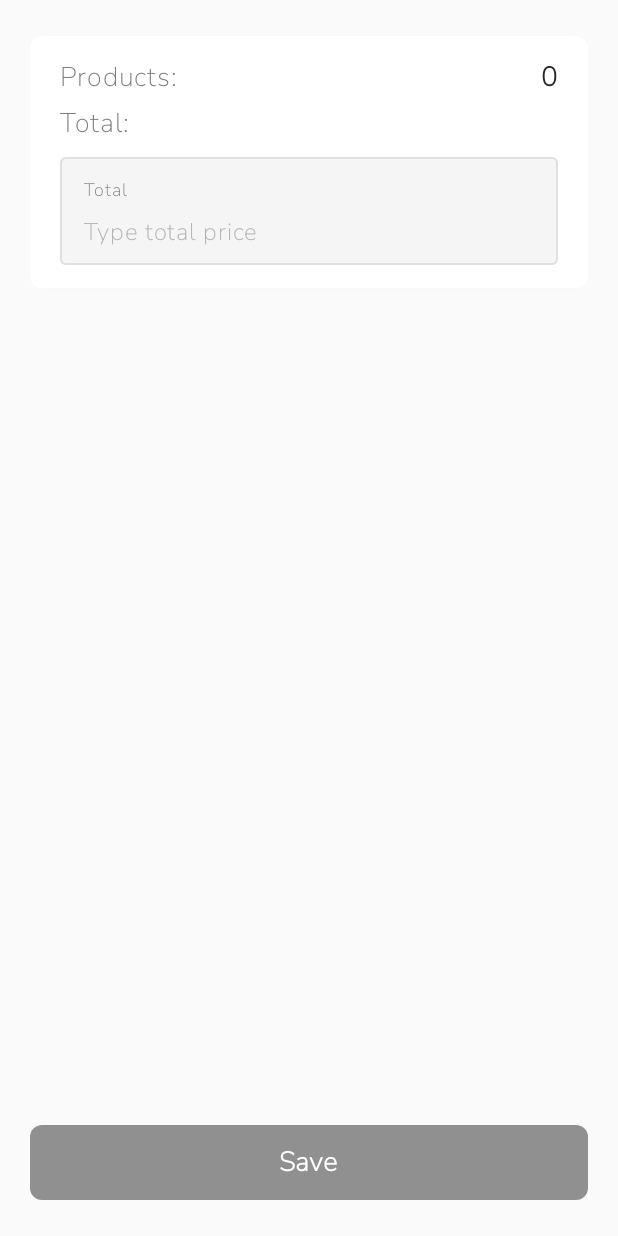
After one commit to MuravKate/MDK0103, an Android app built with Jetpack Compose: the composable EditCartScreen called with empty values, on a phone screen of 412 x 824 dp. The commit adds this screen. Run offline under Robolectric (Android 15) with nearby library versions, the phone set to English and light mode, and no system bars; Roboto replaces fonts that are not available here.

Commit message:
22пр закончена

```diff
--- a/app/src/main/java/com/example/pr01/ViewModel/CartViewModel.kt
+++ b/app/src/main/java/com/example/pr01/ViewModel/CartViewModel.kt
@@ -1,10 +1,14 @@
 package com.example.pr01.ViewModel
 
 import android.util.Log
+import androidx.compose.runtime.getValue
 import androidx.compose.runtime.mutableStateListOf
+import androidx.compose.runtime.mutableStateOf
+import androidx.compose.runtime.setValue
 import androidx.lifecycle.ViewModel
 import androidx.lifecycle.viewModelScope
 import com.example.pr01.data.Carts
+import com.example.pr01.data.UpdateCartRequest
 import com.example.pr01.service.RetrofitClient
 import com.example.pr01.service.TokenManager
 import kotlinx.coroutines.launch
@@ -14,6 +18,12 @@ class CartViewModel(val tokenManager: TokenManager) : ViewModel() {
     private val _cartsList = mutableStateListOf<Carts>()
     val cartsList = _cartsList
 
+    var selectedCart by mutableStateOf<Carts?>(null)
+        private set
+
+    var isUpdateSuccess by mutableStateOf(false)
+        private set
+
     fun getCarts() {
         viewModelScope.launch {
             try {
@@ -22,21 +32,49 @@ class CartViewModel(val tokenManager: TokenManager) : ViewModel() {
                     val cartResponse = RetrofitClient.cartServiceAuth.getCartsAuth(it)
                     cartsList.clear()
                     cartsList.addAll(cartResponse.items)
-
-                    for (item in cartResponse.items) {
-                        Log.d(
-                            "CartViewModel",
-                            "id: ${item.id}" +
-                                    "\nproducts: ${item.totalProducts}" +
-                                    "\ntotal: ${item.total}" +
-                                    "\ncreated: ${item.created}" +
-                                    "\nupdated: ${item.updated}"
-                        )
-                    }
                 }
             } catch (e: Exception) {
-                Log.e("CartViewModel", e.message.toString())
+                Log.e("CartViewModel", "getCarts error: ${e.message}")
             }
         }
     }
+
+    fun getCartById(id: String) {
+        isUpdateSuccess = false
+        selectedCart = null
+        viewModelScope.launch {
+            try {
+                val token = tokenManager.tokenFlow()
+                token?.let {
+                    selectedCart = RetrofitClient.cartServiceAuth.getCartById(it, id)
+                }
+            } catch (e: Exception) {
+                Log.e("CartViewModel", "getCartById error: ${e.message}")
+            }
+        }
+    }
+
+    fun updateCart(id: String, newTotal: Double) {
+        viewModelScope.launch {
+            try {
+                val token = tokenManager.tokenFlow()
+                token?.let {
+                    RetrofitClient.cartServiceAuth.updateCart(
+                        token = it,
+                        id = id,
+                        request = UpdateCartRequest(total = newTotal)
+                    )
+                    // Обновляем список и сигнализируем об успешном сохранении
+                    getCarts()
+                    isUpdateSuccess = true
+                }
+            } catch (e: Exception) {
+                Log.e("CartViewModel", "updateCart error: ${e.message}")
+            }
+        }
+    }
+
+    fun resetUpdateState() {
+        isUpdateSuccess = false
+    }
 }
--- /dev/null
+++ b/app/src/main/java/com/example/pr01/data/UpdateCartRequest.kt
@@ -0,0 +1,5 @@
+package com.example.pr01.data
+
+data class UpdateCartRequest(
+    val total: Double
+)
--- a/app/src/main/java/com/example/pr01/ui/theme/screens/CartsScreen.kt
+++ b/app/src/main/java/com/example/pr01/ui/theme/screens/CartsScreen.kt
@@ -16,6 +16,7 @@ import com.example.pr01.components.CartCard
 @Composable
 fun CartsScreen(
     cartViewModel: CartViewModel,
+    onCartClick: (String) -> Unit,
     modifier: Modifier = Modifier
 ) {
     val carts = cartViewModel.cartsList
@@ -28,7 +29,10 @@ fun CartsScreen(
         verticalArrangement = Arrangement.spacedBy(16.dp)
     ) {
         items(carts) { cart ->
-            CartCard(cart = cart)
+            CartCard(
+                cart = cart,
+                onClick = { cart.id?.let { onCartClick(it) } }
+            )
         }
     }
 }
--- /dev/null
+++ b/app/src/main/java/com/example/pr01/ui/theme/screens/EditCartScreen.kt
@@ -0,0 +1,175 @@
+package com.example.pr01.screens
+
+import androidx.compose.foundation.background
+import androidx.compose.foundation.border
+import androidx.compose.foundation.layout.*
+import androidx.compose.foundation.shape.RoundedCornerShape
+import androidx.compose.foundation.text.BasicTextField
+import androidx.compose.foundation.text.KeyboardOptions
+import androidx.compose.material3.Card
+import androidx.compose.material3.CardDefaults
+import androidx.compose.material3.Text
+import androidx.compose.runtime.*
+import androidx.compose.ui.Alignment
+import androidx.compose.ui.Modifier
+import androidx.compose.ui.graphics.Color
+import androidx.compose.ui.graphics.SolidColor
+import androidx.compose.ui.text.TextStyle
+import androidx.compose.ui.text.font.Font
+import androidx.compose.ui.text.font.FontFamily
+import androidx.compose.ui.text.font.FontWeight
+import androidx.compose.ui.text.input.KeyboardType
+import androidx.compose.ui.unit.dp
+import androidx.compose.ui.unit.sp
+import com.example.pr01.R
+import com.example.pr01.ViewModel.CartViewModel
+import com.example.pr01.components.PrimaryButton
+
+@Composable
+fun EditCartScreen(
+    cartId: String,
+    cartViewModel: CartViewModel,
+    onSaveSuccess: () -> Unit,
+    modifier: Modifier = Modifier
+) {
+    val cart = cartViewModel.selectedCart
+    val isUpdateSuccess = cartViewModel.isUpdateSuccess
+    var totalInput by remember { mutableStateOf("") }
+
+
+    LaunchedEffect(cartId) {
+        cartViewModel.getCartById(cartId)
+    }
+
+
+    LaunchedEffect(cart) {
+        cart?.total?.let {
+            totalInput = it.toString()
+        }
+    }
+
+
+    LaunchedEffect(isUpdateSuccess) {
+        if (isUpdateSuccess) {
+            cartViewModel.resetUpdateState()
+            onSaveSuccess()
+        }
+    }
+
+    val nunitoSans = FontFamily(Font(R.font.nunito_sans))
+
+    Column(
+        modifier = modifier
+            .fillMaxSize()
+            .background(Color(0xFFFAFAFA))
+            .padding(horizontal = 20.dp, vertical = 24.dp),
+        verticalArrangement = Arrangement.SpaceBetween
+    ) {
+
+        Card(
+            modifier = Modifier.fillMaxWidth(),
+            shape = RoundedCornerShape(8.dp),
+            colors = CardDefaults.cardColors(containerColor = Color.White),
+            elevation = CardDefaults.cardElevation(defaultElevation = 4.dp)
+        ) {
+            Column(
+                modifier = Modifier
+                    .fillMaxWidth()
+                    .padding(horizontal = 20.dp, vertical = 15.dp)
+            ) {
+                Row(
+                    modifier = Modifier.fillMaxWidth(),
+                    horizontalArrangement = Arrangement.SpaceBetween,
+                    verticalAlignment = Alignment.CenterVertically
+                ) {
+                    Text(
+                        text = "Products:",
+                        fontFamily = nunitoSans,
+                        fontWeight = FontWeight.Normal,
+                        fontSize = 18.sp,
+                        color = Color(0xFF808080)
+                    )
+                    Text(
+                        text = (cart?.totalProducts ?: 0).toString(),
+                        fontFamily = nunitoSans,
+                        fontWeight = FontWeight.Bold,
+                        fontSize = 18.sp,
+                        color = Color(0xFF242424)
+                    )
+                }
+
+                Spacer(modifier = Modifier.height(6.dp))
+
+
+                Text(
+                    text = "Total:",
+                    fontFamily = nunitoSans,
+                    fontWeight = FontWeight.Normal,
+                    fontSize = 18.sp,
+                    color = Color(0xFF808080)
+                )
+
+                Spacer(modifier = Modifier.height(10.dp))
+
+
+                Box(
+                    modifier = Modifier
+                        .fillMaxWidth()
+                        .background(Color(0xFFF5F5F5), RoundedCornerShape(4.dp))
+                        .border(1.dp, Color(0xFFE0E0E0), RoundedCornerShape(4.dp))
+                        .padding(horizontal = 16.dp, vertical = 10.dp)
+                ) {
+                    Column {
+                        Text(
+                            text = "Total",
+                            fontFamily = nunitoSans,
+                            fontWeight = FontWeight.Normal,
+                            fontSize = 12.sp,
+                            color = Color(0xFF808080)
+                        )
+
+                        Spacer(modifier = Modifier.height(4.dp))
+
+                        BasicTextField(
+                            value = totalInput,
+                            onValueChange = { totalInput = it },
+                            singleLine = true,
+                            textStyle = TextStyle(
+                                fontFamily = nunitoSans,
+                                fontWeight = FontWeight.SemiBold,
+                                fontSize = 16.sp,
+                                color = Color(0xFF242424)
+                            ),
+                            cursorBrush = SolidColor(Color(0xFF242424)),
+                            keyboardOptions = KeyboardOptions(keyboardType = KeyboardType.Decimal),
+                            modifier = Modifier.fillMaxWidth(),
+                            decorationBox = { innerTextField ->
+                                if (totalInput.isEmpty()) {
+                                    Text(
+                                        text = "Type total price",
+                                        fontFamily = nunitoSans,
+                                        fontSize = 16.sp,
+                                        color = Color(0xFFB3B3B3)
+                                    )
+                                }
+                                innerTextField()
+                            }
+                        )
+                    }
+                }
+            }
+        }
+
+
+        PrimaryButton(
+            text = "Save",
+            enabled = totalInput.toDoubleOrNull() != null,
+            onClick = {
+                val parsedTotal = totalInput.replace(',', '.').toDoubleOrNull()
+                if (parsedTotal != null) {
+                    cartViewModel.updateCart(cartId, parsedTotal)
+                }
+            }
+        )
+    }
+}
```
Also changed, not shown: app/src/main/java/com/example/pr01/MainActivity.kt (+19 -3 lines), app/src/main/java/com/example/pr01/service/CartServiceAuth.kt (+21 -1 lines), app/src/main/java/com/example/pr01/ui/theme/components/CartCard.kt (+9 -14 lines).
